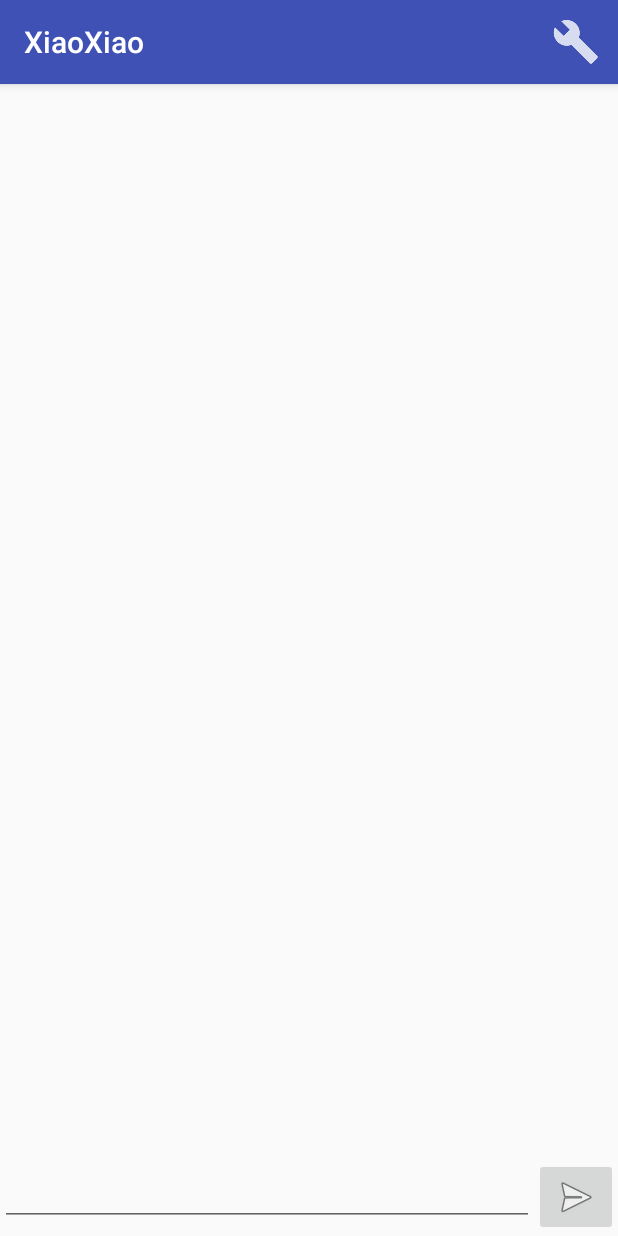
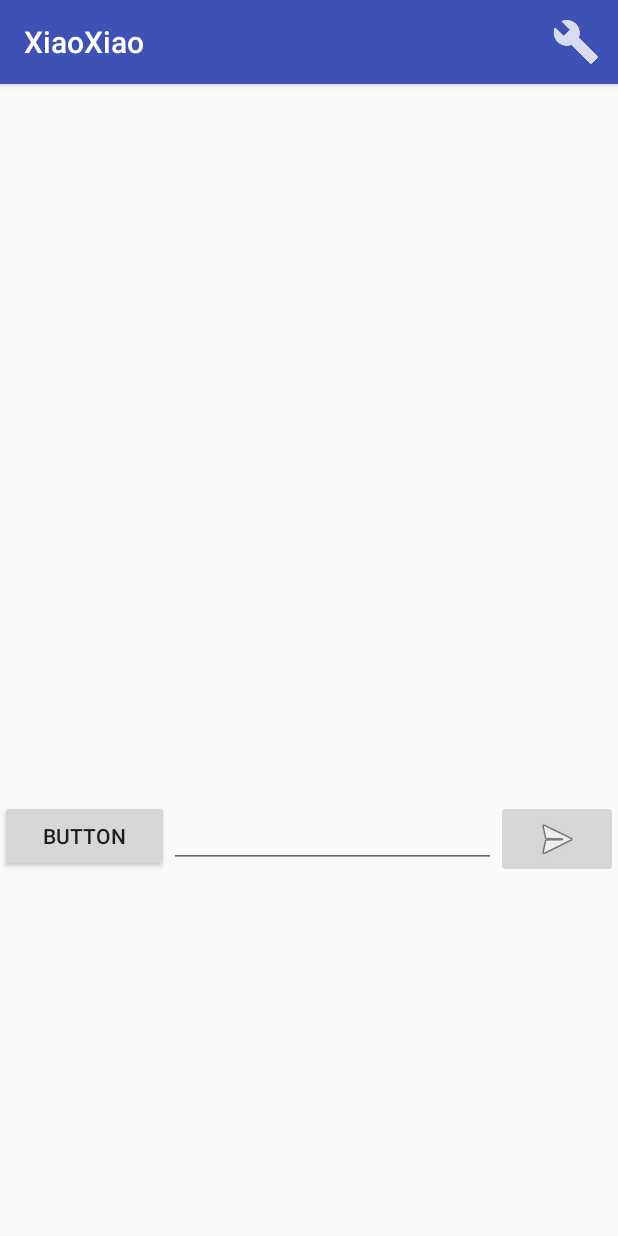
Before and after one commit to wuqiang5733/XiaoXi5aoCh7at, an Android app: the screen it shows after launch (ChatActivity), on a phone screen of 412 x 824 dp. Run offline under Robolectric (Android 15) with nearby library versions, the phone set to English and light mode, and no system bars; libraries missing offline, so code that uses them is left out: com.wilddog.client, com.wilddog.wilddogcore; pictures from the network do not load; 7 statements that could not run were skipped.

Commit message:
隐藏内容没有出现之前

```diff
--- a/app/src/main/java/org/xuxiaoxiao/www/xiaoxiao/ChatFragment.java
+++ b/app/src/main/java/org/xuxiaoxiao/www/xiaoxiao/ChatFragment.java
@@ -1,7 +1,6 @@
 package org.xuxiaoxiao.www.xiaoxiao;
 
 import android.content.Intent;
-import android.graphics.Rect;
 import android.os.Bundle;
 import android.support.annotation.Nullable;
 import android.support.v7.widget.LinearLayoutManager;
@@ -60,6 +59,8 @@ public class ChatFragment extends BaseFragment {
     private boolean layoutToggle = false;
     private int mHeyBoardHeight = 0;
     private FrameLayout.LayoutParams params;
+    private Button mAddView;
+    private LinearLayout mHiddenView;
 
 
     public static ChatFragment newInstance() {
@@ -106,19 +107,8 @@ public class ChatFragment extends BaseFragment {
         view.getViewTreeObserver().addOnGlobalLayoutListener(new ViewTreeObserver.OnGlobalLayoutListener() {
             @Override
             public void onGlobalLayout() {
-                Rect r = new Rect();
-                //r will be populated with the coordinates of your view that area still visible.
-                view.getWindowVisibleDisplayFrame(r);
-
-                mHeyBoardHeight = view.getRootView().getHeight() - (r.bottom - r.top);
-                if (mHeyBoardHeight > 500) { // if more than 100 pixels, its probably a keyboard...
-                    Log.d("WQ_ObseerverKeyHeight",String.valueOf(mHeyBoardHeight));
-                    Log.d("WQ_ObserverRootView",String.valueOf(view.getRootView().getHeight()));
-//                    Log.d("WQ_ViewTreeObserver",String.valueOf(heightDiff));
-                    params = (FrameLayout.LayoutParams) view.getLayoutParams();
-                    params.topMargin -= 50;
-//                    view.getViewTreeObserver().removeOnGlobalLayoutListener(this);
-                }
+//                mChatRecyclerView.scrollToPosition((chatMessageAdapter.getItemCount() - 1));
+//                Log.d(TAG, "onGlobalLayout: 444");
             }
         });
         mChatRecyclerView = (RecyclerView) view.findViewById(R.id.chat_recycler_view);
@@ -130,34 +120,16 @@ public class ChatFragment extends BaseFragment {
         chatMessageAdapter = new ChatMessageAdapter(getActivity(), mWilddogRef.limitToLast(10), application);
         mChatRecyclerView.setAdapter(chatMessageAdapter);
 
+        mHiddenView = (LinearLayout)view.findViewById(R.id.hidden);
+        mAddView = (Button) view.findViewById(R.id.add_view);
+        mAddView.setOnClickListener(new View.OnClickListener() {
+            @Override
+            public void onClick(View v) {
+                mHiddenView.setVisibility(View.VISIBLE);
+                Log.d("WQ",String.valueOf(mHiddenView.getVisibility()));
+            }
+        });
 
-//        // 添加可折叠部分
-//        final ExpandableRelativeLayout expandableLayout
-//                = (ExpandableRelativeLayout) view.findViewById(R.id.expandableLayout);
-//        mPopupBottomSheetDialog.setOnClickListener(new View.OnClickListener() {
-//            @Override
-//            public void onClick(View v) {
-//                // toggle expand, collapse
-//
-//                 params = (RelativeLayout.LayoutParams) mTopPanel.getLayoutParams();
-//                if (layoutToggle) {
-//                    params.topMargin += 140;
-//
-//                } else {
-//                    params.topMargin -= 140;
-//
-//                }
-//                layoutToggle = !layoutToggle;
-//                mTopPanel.requestLayout();
-//                expandableLayout.toggle();
-////                view.invalidate();
-////                mSelectBottomSheetContainter = new SelectBottomSheetContainter();
-////                mSelectBottomSheetContainter.show(getFragmentManager(),"12345");
-////                mBottomSheetDialog = new SelectBottomSheetFragment(getActivity());
-////                mBottomSheetDialog.setContentView(R.layout.fragment_bottom_sheet);
-////                mBottomSheetDialog.show();
-//            }
-//        });
 
         chatMessageAdapter.registerAdapterDataObserver(new RecyclerView.AdapterDataObserver() {
             @Override
@@ -187,17 +159,17 @@ public class ChatFragment extends BaseFragment {
         // 输入信息发送
         messageInputText = (EditText) view.findViewById(R.id.messageInput);
 
-//        messageInputText.setOnFocusChangeListener(new android.view.View.OnFocusChangeListener() {
-//            @Override
-//            public void onFocusChange(View v, boolean hasFocus) {
-//                if (hasFocus) {
-//                // 此处为得到焦点时的处理内容
-//                    params.topMargin -= mHeyBoardHeight;
-//                } else {
-//                // 此处为失去焦点时的处理内容
-//                }
-//            }
-//        });
+        messageInputText.setOnFocusChangeListener(new android.view.View.OnFocusChangeListener() {
+            @Override
+            public void onFocusChange(View v, boolean hasFocus) {
+                if (hasFocus) {
+                    // 此处为得到焦点时的处理内容
+                    mChatRecyclerView.scrollToPosition((chatMessageAdapter.getItemCount() - 1));
+                } else {
+                    // 此处为失去焦点时的处理内容
+                }
+            }
+        });
 
         messageInputText.setOnEditorActionListener(new TextView.OnEditorActionListener() {
             @Override
--- a/app/src/main/res/layout/fragment_chat.xml
+++ b/app/src/main/res/layout/fragment_chat.xml
@@ -1,7 +1,9 @@
-<RelativeLayout xmlns:android="http://schemas.android.com/apk/res/android"
+<LinearLayout xmlns:android="http://schemas.android.com/apk/res/android"
     xmlns:tools="http://schemas.android.com/tools"
     android:layout_width="match_parent"
     android:layout_height="match_parent"
+    android:orientation="vertical"
+    xmlns:app="http://schemas.android.com/apk/res-auto"
 
     tools:context=".ChatActivity">
 
@@ -10,23 +12,34 @@
         xmlns:android="http://schemas.android.com/apk/res/android"
         android:layout_width="match_parent"
         android:layout_height="wrap_content"
+        android:layout_weight="60"
         android:layout_above="@+id/listFooter"
-        android:layout_alignParentTop="true"
+        app:stackFromEnd="true"
         />
 
 
     <LinearLayout
+        android:layout_weight="30"
+
         android:id="@+id/listFooter"
-        android:layout_width="fill_parent"
+        android:layout_width="match_parent"
         android:layout_height="wrap_content"
-        android:layout_alignParentBottom="true"
-        android:orientation="horizontal">
+        android:orientation="horizontal"
+        >
+
+        <Button
+            android:id="@+id/add_view"
+            android:layout_width="wrap_content"
+            android:layout_height="wrap_content"
+            android:layout_gravity="left"
+            android:text="Button"
+            android:layout_weight="1" />
 
         <EditText
             android:id="@+id/messageInput"
             android:layout_width="wrap_content"
             android:layout_height="wrap_content"
-            android:layout_weight="1"
+            android:layout_weight="8"
             android:inputType="textShortMessage"
             android:lines="1"
             android:singleLine="true" />
@@ -35,7 +48,80 @@
             android:id="@+id/sendButton"
             android:layout_width="wrap_content"
             android:layout_height="wrap_content"
-            android:src="@android:drawable/ic_menu_send" />
+            android:layout_gravity="right"
+            android:src="@android:drawable/ic_menu_send"
+            android:layout_weight="1"
+            />
+
     </LinearLayout>
 
-</RelativeLayout>
+    <LinearLayout
+        android:layout_weight="10"
+        android:visibility="gone"
+        android:id="@+id/hidden"
+        android:layout_width="wrap_content"
+        android:layout_height="wrap_content"
+        android:orientation="vertical"
+        >
+
+        <EditText
+            android:id="@+id/messageInput1"
+            android:layout_width="wrap_content"
+            android:layout_height="wrap_content"
+            android:layout_weight="1"
+            android:inputType="textShortMessage"
+            android:lines="1"
+            android:singleLine="true"
+            android:text="56895d4"/>
+
+        <EditText
+            android:id="@+id/messageInput2"
+            android:layout_width="wrap_content"
+            android:layout_height="wrap_content"
+            android:layout_weight="1"
+            android:inputType="textShortMessage"
+            android:lines="1"
+            android:singleLine="true"
+            android:text="56895d4"/>
+
+        <EditText
+            android:id="@+id/messageInput3"
+            android:layout_width="wrap_content"
+            android:layout_height="wrap_content"
+            android:layout_weight="1"
+            android:inputType="textShortMessage"
+            android:lines="1"
+            android:singleLine="true"
+            android:text="56895d4"/>
+
+        <EditText
+            android:id="@+id/messageInput4"
+            android:layout_width="wrap_content"
+            android:layout_height="wrap_content"
+            android:layout_weight="1"
+            android:inputType="textShortMessage"
+            android:lines="1"
+            android:singleLine="true"
+            android:text="56895d4"/>
+        <EditText
+            android:id="@+id/messageInput5"
+            android:layout_width="wrap_content"
+            android:layout_height="wrap_content"
+            android:layout_weight="1"
+            android:inputType="textShortMessage"
+            android:lines="1"
+            android:singleLine="true"
+            android:text="56895d4"/>
+        <EditText
+            android:id="@+id/messageInput6"
+            android:layout_width="wrap_content"
+            android:layout_height="wrap_content"
+            android:layout_weight="1"
+            android:inputType="textShortMessage"
+            android:lines="1"
+            android:singleLine="true"
+            android:text="56895d4"/>
+
+    </LinearLayout>
+
+</LinearLayout>
```
